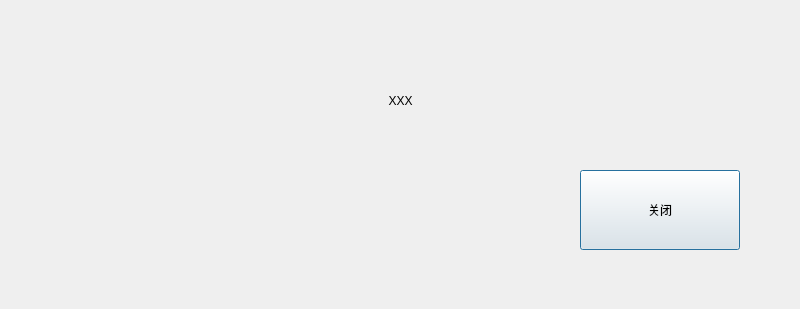
Qt form src/XMusic/msgbox.ui (1028417/XMusic) before a commit.
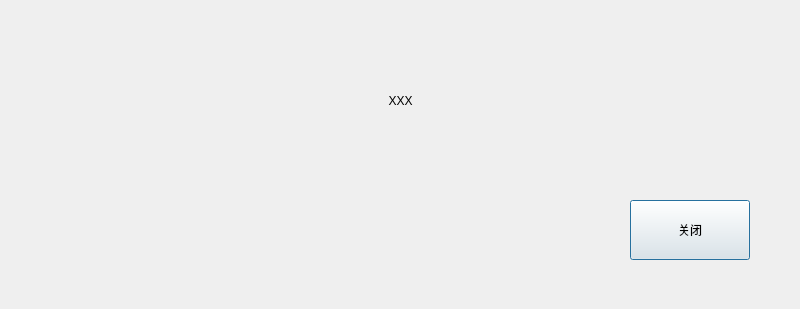
The same form after that commit. Custom widgets are drawn as their Qt base class.

Diff of the .ui file:
```diff
--- a/src/XMusic/msgbox.ui
+++ b/src/XMusic/msgbox.ui
@@ -32,10 +32,10 @@
   <widget class="CButton" name="btnClose">
    <property name="geometry">
     <rect>
-     <x>580</x>
-     <y>170</y>
-     <width>160</width>
-     <height>80</height>
+     <x>630</x>
+     <y>200</y>
+     <width>120</width>
+     <height>60</height>
     </rect>
    </property>
    <property name="autoFillBackground">
```
